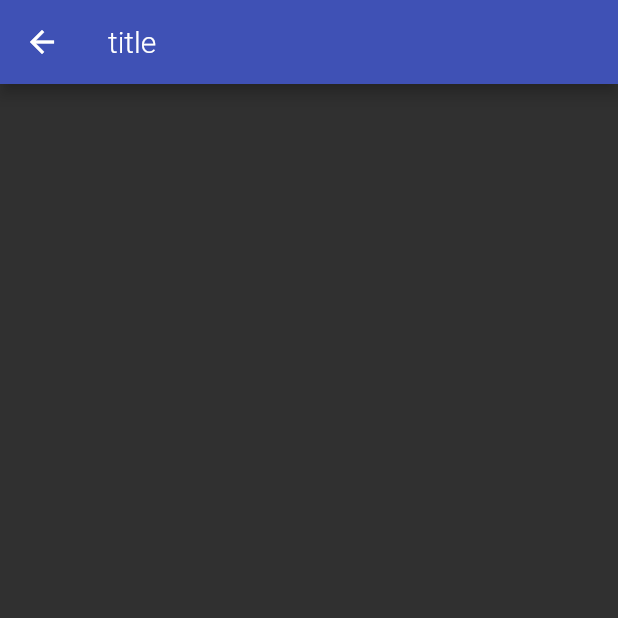
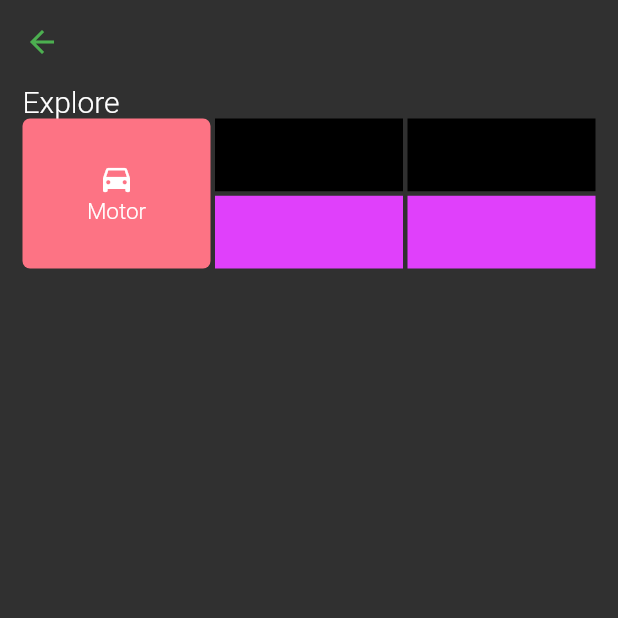
Before and after one commit to pavelsust/flutter_app, a Flutter app: the Dashboard screen opened directly, on a phone screen of 412 x 824 dp, the top half of it. Run offline on Flutter 3.47's test engine with Material 2 defaults, Android fonts, the phone set to English and light mode, and no system bars.

Commit message:
dashboard

```diff
--- a/lib/testapp/Dashboard.dart
+++ b/lib/testapp/Dashboard.dart
@@ -12,9 +12,115 @@ class _Dashboard extends State<Dashboard> {
   Widget build(BuildContext context) {
     return Scaffold(
       appBar: AppBar(
-          title: Text(
-        'title',
-      )),
+        backgroundColor: Colors.transparent,
+        elevation: 0,
+        iconTheme: IconThemeData(color: Colors.green),
+      ),
+      body: MainContent(),
     );
   }
 }
+
+class MainContent extends StatelessWidget {
+  @override
+  Widget build(BuildContext context) {
+    return ListView(
+      children: <Widget>[
+        Padding(
+          padding: const EdgeInsets.symmetric(horizontal: 15),
+          child: Container(
+            child: Column(
+              children: <Widget>[
+                Row(
+                  children: <Widget>[
+                    Text(
+                      'Explore',
+                      textAlign: TextAlign.left,
+                      style: TextStyle(
+                        fontSize: 20,
+                      ),
+                    ),
+                  ],
+                ),
+                Row(
+                  children: <Widget>[
+                    Expanded(
+                      child: Container(
+                        height: 100,
+                        width: 100,
+                        decoration: BoxDecoration(
+                            borderRadius: BorderRadius.circular(5),
+                            color: Color(0xFFFD7384)),
+                        child: Column(
+                          mainAxisAlignment: MainAxisAlignment.center,
+                          children: <Widget>[
+                            Icon(Icons.drive_eta, color: Colors.white),
+                            Text(
+                              'Motor',
+                              style:
+                                  TextStyle(fontSize: 15, color: Colors.white),
+                            )
+                          ],
+                        ),
+                      ),
+                    ),
+                    SizedBox(
+                      width: 3,
+                    ),
+                    Expanded(
+                      child: Container(
+                        height: 100,
+                        child: Column(
+                          children: <Widget>[
+                            Expanded(
+                              child: Container(
+                                color: Colors.black,
+                              ),
+                            ),
+                            SizedBox(
+                              height: 3,
+                            ),
+                            Expanded(
+                              child: Container(
+                                color: Colors.purpleAccent,
+                              ),
+                            )
+                          ],
+                        ),
+                      ),
+                    ),
+                    SizedBox(
+                      width: 3,
+                    ),
+                    Expanded(
+                      child: Container(
+                        height: 100,
+                        child: Column(
+                          children: <Widget>[
+                            Expanded(
+                              child: Container(
+                                color: Colors.black,
+                              ),
+                            ),
+                            SizedBox(
+                              height: 3,
+                            ),
+                            Expanded(
+                              child: Container(
+                                color: Colors.purpleAccent,
+                              ),
+                            )
+                          ],
+                        ),
+                      ),
+                    ),
+                  ],
+                )
+              ],
+            ),
+          ),
+        )
+      ],
+    );
+  }
+}
--- a/lib/testapp/home.dart
+++ b/lib/testapp/home.dart
@@ -1,4 +1,5 @@
 import 'package:flutter/material.dart';
+import 'package:flutterapp/testapp/Dashboard.dart';
 import 'package:flutterapp/testapp/Login.dart';
 import 'package:flutterapp/testapp/stacked_icon.dart';
 
@@ -11,7 +12,7 @@ class QuickBee extends StatelessWidget {
       title: 'Quick Bee',
       debugShowCheckedModeBanner: false,
       theme: ThemeData(fontFamily: 'Roboto'),
-      home: MyHomePage(),
+      home: Dashboard()
     );
   }
 }
```
